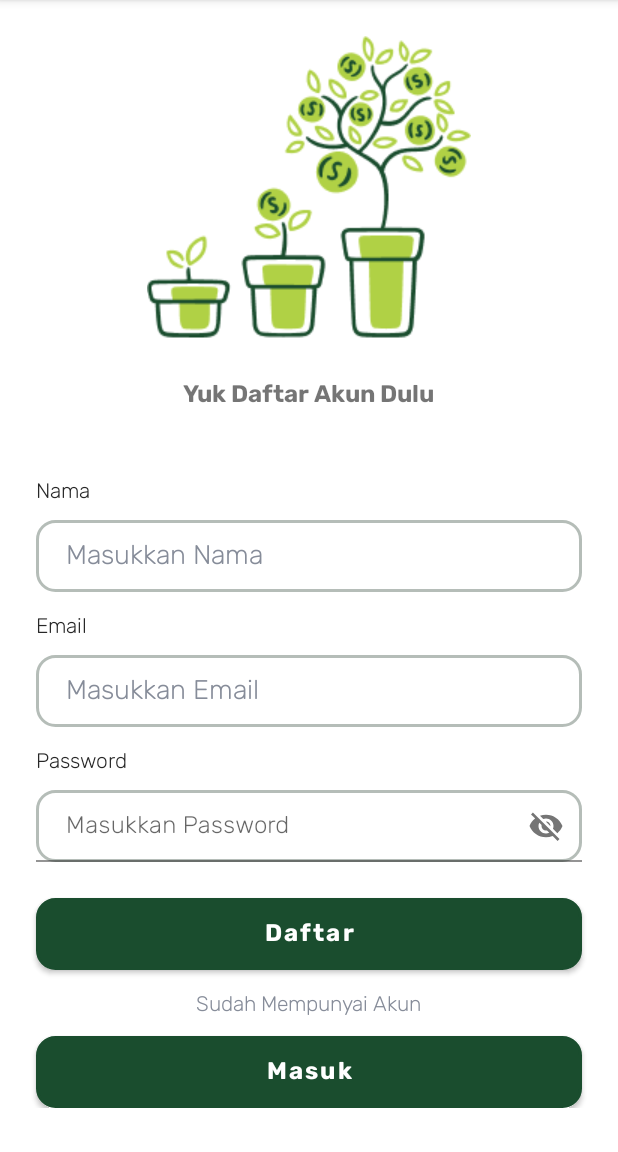
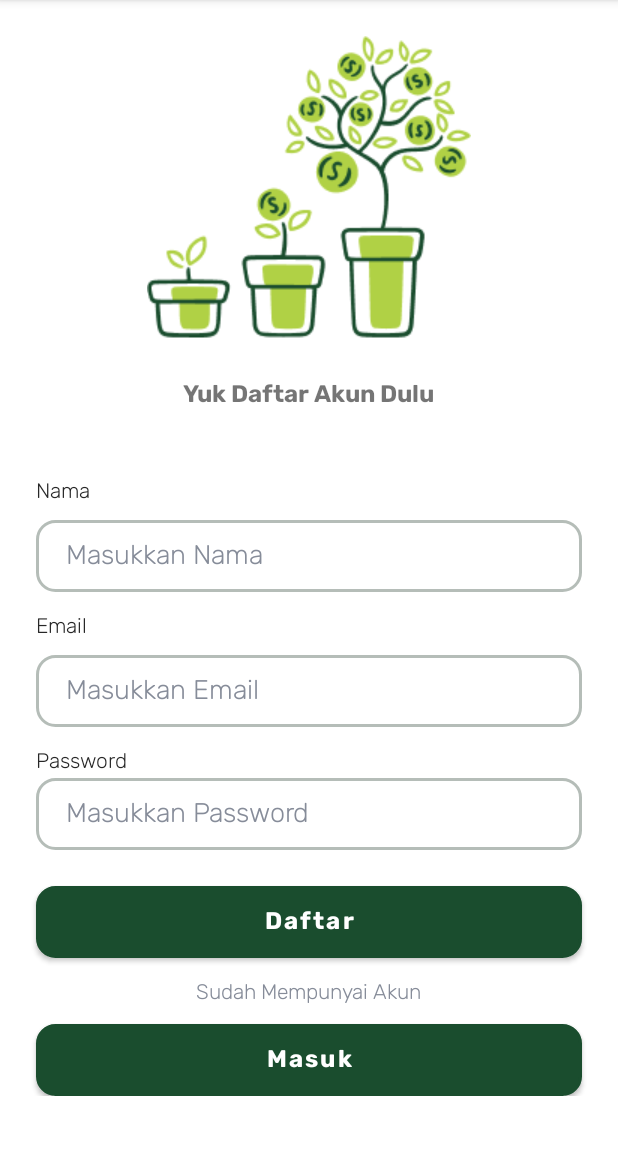
Before and after one commit to Tanamify/MD-Tanamify, an Android app: the screen it shows after launch (RegisterActivity), after a tap on "Daftar", on a phone screen of 412 x 824 dp, the part 84-1236 px from its top. Run offline under Robolectric (Android 15) with nearby library versions, the phone set to English and light mode, and no system bars; our stand-ins replace Room's generated code; network calls fail.

Commit message:
fix: bug

```diff
--- a/app/src/main/java/com/bangkit/tanamify/ui/login/LoginActivity.kt
+++ b/app/src/main/java/com/bangkit/tanamify/ui/login/LoginActivity.kt
@@ -18,7 +18,6 @@ import com.bangkit.tanamify.utils.ViewModelFactory
 import com.google.android.material.textfield.TextInputLayout
 import kotlinx.coroutines.launch
 
-@Suppress("DEPRECATION")
 class LoginActivity : AppCompatActivity() {
 
     private lateinit var binding: ActivityLoginBinding
@@ -28,9 +27,6 @@ class LoginActivity : AppCompatActivity() {
         super.onCreate(savedInstanceState)
         binding = ActivityLoginBinding.inflate(layoutInflater)
         setContentView(binding.root)
-
-        val passwordInputLayout: TextInputLayout = binding.inputLayoutPassword
-        passwordInputLayout.isPasswordVisibilityToggleEnabled = true
 
 
         val viewModelFactory = ViewModelFactory.getInstance(this)
--- a/app/src/main/java/com/bangkit/tanamify/ui/register/RegisterActivity.kt
+++ b/app/src/main/java/com/bangkit/tanamify/ui/register/RegisterActivity.kt
@@ -24,10 +24,6 @@ class RegisterActivity : AppCompatActivity() {
         super.onCreate(savedInstanceState)
         binding = ActivityRegisterBinding.inflate(layoutInflater)
         setContentView(binding.root)
-
-        val passwordInputLayout: TextInputLayout = binding.inputLayoutPassword
-        passwordInputLayout.isPasswordVisibilityToggleEnabled = true
-
 
         val viewModelFactory = ViewModelFactory.getInstance(this)
         registerViewModel = ViewModelProvider(this, viewModelFactory)[RegisterViewModel::class.java]
--- a/app/src/main/res/layout/activity_register.xml
+++ b/app/src/main/res/layout/activity_register.xml
@@ -108,30 +108,18 @@
             app:layout_constraintStart_toStartOf="parent"
             app:layout_constraintTop_toBottomOf="@id/tv_input_email" />
 
-        <com.google.android.material.textfield.TextInputLayout
-            android:id="@+id/inputLayoutPassword"
-            android:layout_width="0dp"
-            android:layout_height="wrap_content"
-            android:layout_marginHorizontal="24dp"
-            android:layout_marginTop="8dp"
-            app:passwordToggleEnabled="true"
-            app:layout_constraintEnd_toEndOf="parent"
-            app:layout_constraintStart_toStartOf="parent"
-            app:layout_constraintTop_toBottomOf="@+id/tv_label_password"
-            tools:ignore="RtlSymmetry">
-
-
-        <com.google.android.material.textfield.TextInputEditText
+        <EditText
             android:id="@+id/tv_input_password"
             android:layout_width="match_parent"
             android:layout_height="48dp"
+            android:layout_marginHorizontal="24dp"
             android:background="@drawable/button_secondary"
             android:fontFamily="@font/rubik"
             android:hint="@string/hint_password"
             android:paddingStart="20dp"
             android:textColor="@color/black"
+            app:layout_constraintTop_toBottomOf="@+id/tv_label_password"
             android:textColorHint="@color/dark_gray" />
-        </com.google.android.material.textfield.TextInputLayout>
 
         <Button
             android:id="@+id/btn_register"
@@ -145,7 +133,7 @@
             android:textAllCaps="false"
             android:textSize="16sp"
             android:textColor="@color/white"
-            app:layout_constraintTop_toBottomOf="@+id/inputLayoutPassword"
+            app:layout_constraintTop_toBottomOf="@+id/tv_input_password"
             tools:ignore="DuplicateSpeakableTextCheck"
             tools:layout_editor_absoluteX="24dp" />
 
```
Also changed, not shown: app/src/main/java/com/bangkit/tanamify/data/pref/UserPreference.kt (+7 -5 lines), app/src/main/java/com/bangkit/tanamify/repository/HistoryRepository.kt (+5 -12 lines), app/src/main/java/com/bangkit/tanamify/ui/profile/ProfileFragment.kt (+6 -12 lines), app/src/main/java/com/bangkit/tanamify/utils/ViewModelFactory.kt (+3 -4 lines), app/src/main/res/layout/activity_login.xml (+12 -21 lines), app/src/main/java/com/bangkit/tanamify/ui/result/ResultActivity.kt (line endings or trailing spaces), app/src/main/java/com/bangkit/tanamify/ui/scan/ScanFragment.kt (line endings or trailing spaces).
